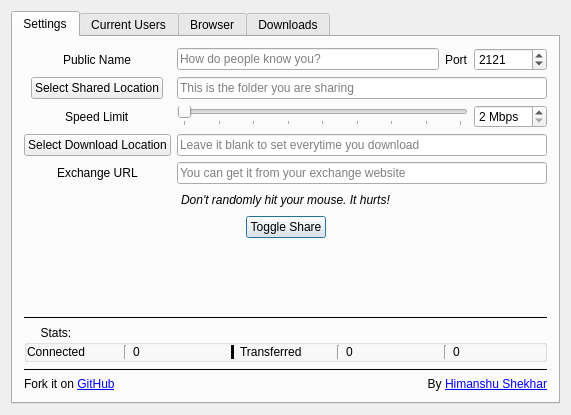
First picture: the form in 21Lane/qt-designer-files/dialog.ui, repository himanshub16/21Lane, before the edit.
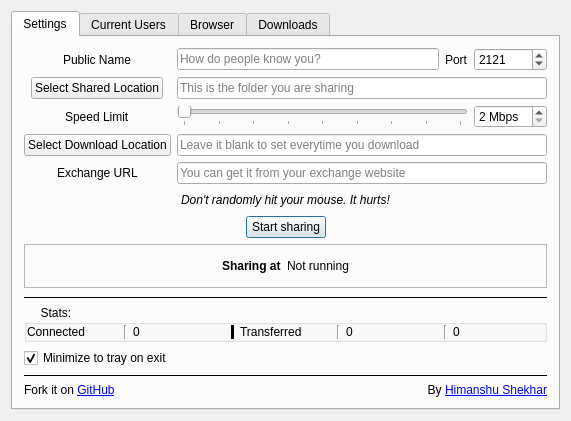
Second picture: the form after the edit. Icons and pictures are not drawn.

Commit message: added current links to dialog

Patch:
```diff
--- a/21Lane/qt-designer-files/dialog.ui
+++ b/21Lane/qt-designer-files/dialog.ui
@@ -228,7 +228,11 @@
          <item>
           <widget class="QPushButton" name="toggleShareBtn">
            <property name="text">
-            <string>Toggle Share</string>
+            <string>Start sharing</string>
+           </property>
+           <property name="icon">
+            <iconset resource="resources.qrc">
+             <normaloff>:/images/failed.svg</normaloff>:/images/failed.svg</iconset>
            </property>
            <property name="default">
             <bool>true</bool>
@@ -250,6 +254,58 @@
          </item>
         </layout>
        </item>
+       <item>
+        <widget class="QFrame" name="urlFrame">
+         <property name="frameShape">
+          <enum>QFrame::StyledPanel</enum>
+         </property>
+         <property name="frameShadow">
+          <enum>QFrame::Raised</enum>
+         </property>
+         <layout class="QHBoxLayout" name="horizontalLayout_5">
+          <item>
+           <spacer name="horizontalSpacer_6">
+            <property name="orientation">
+             <enum>Qt::Horizontal</enum>
+            </property>
+            <property name="sizeHint" stdset="0">
+             <size>
+              <width>40</width>
+              <height>20</height>
+             </size>
+            </property>
+           </spacer>
+          </item>
+          <item>
+           <widget class="QLabel" name="label_2">
+            <property name="text">
+             <string>&lt;html&gt;&lt;head/&gt;&lt;body&gt;&lt;p&gt;&lt;span style=&quot; font-weight:600;&quot;&gt;Sharing at&lt;/span&gt;&lt;/p&gt;&lt;/body&gt;&lt;/html&gt;</string>
+            </property>
+           </widget>
+          </item>
+          <item>
+           <widget class="QLabel" name="urlLabel">
+            <property name="text">
+             <string>Not running</string>
+            </property>
+           </widget>
+          </item>
+          <item>
+           <spacer name="horizontalSpacer_7">
+            <property name="orientation">
+             <enum>Qt::Horizontal</enum>
+            </property>
+            <property name="sizeHint" stdset="0">
+             <size>
+              <width>40</width>
+              <height>20</height>
+             </size>
+            </property>
+           </spacer>
+          </item>
+         </layout>
+        </widget>
+       </item>
        <item>
         <spacer name="verticalSpacer">
          <property name="orientation">
@@ -379,6 +435,16 @@
          </layout>
         </widget>
        </item>
+       <item>
+        <widget class="QCheckBox" name="trayCB">
+         <property name="text">
+          <string>Minimize to tray on exit</string>
+         </property>
+         <property name="checked">
+          <bool>true</bool>
+         </property>
+        </widget>
+       </item>
        <item>
         <widget class="Line" name="line_2">
          <property name="frameShadow">
@@ -409,6 +475,12 @@
            <property name="text">
             <string>&lt;html&gt;&lt;head/&gt;&lt;body&gt;&lt;p align=&quot;right&quot;&gt;By &lt;a href=&quot;https://github.com/himanshub16&quot;&gt;&lt;span style=&quot; text-decoration: underline; color:#0000ff;&quot;&gt;Himanshu Shekhar&lt;/span&gt;&lt;/a&gt;&lt;/p&gt;&lt;/body&gt;&lt;/html&gt;</string>
            </property>
+           <property name="textFormat">
+            <enum>Qt::RichText</enum>
+           </property>
+           <property name="openExternalLinks">
+            <bool>false</bool>
+           </property>
           </widget>
          </item>
         </layout>
```
The commit also changes 2 other files.
